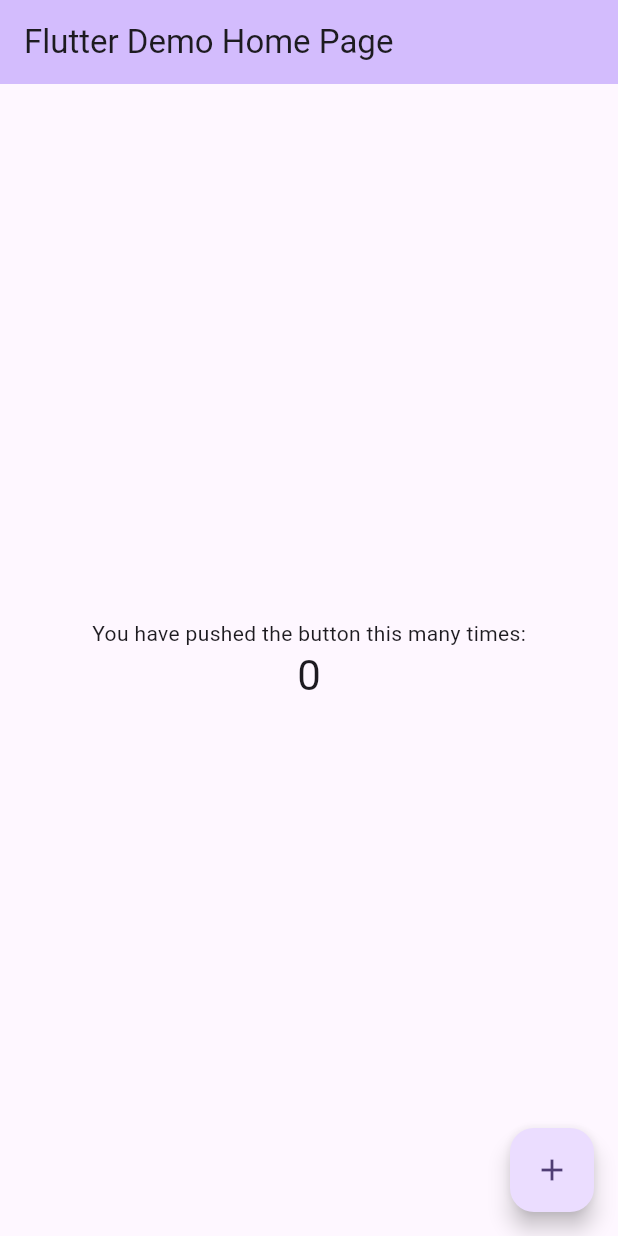
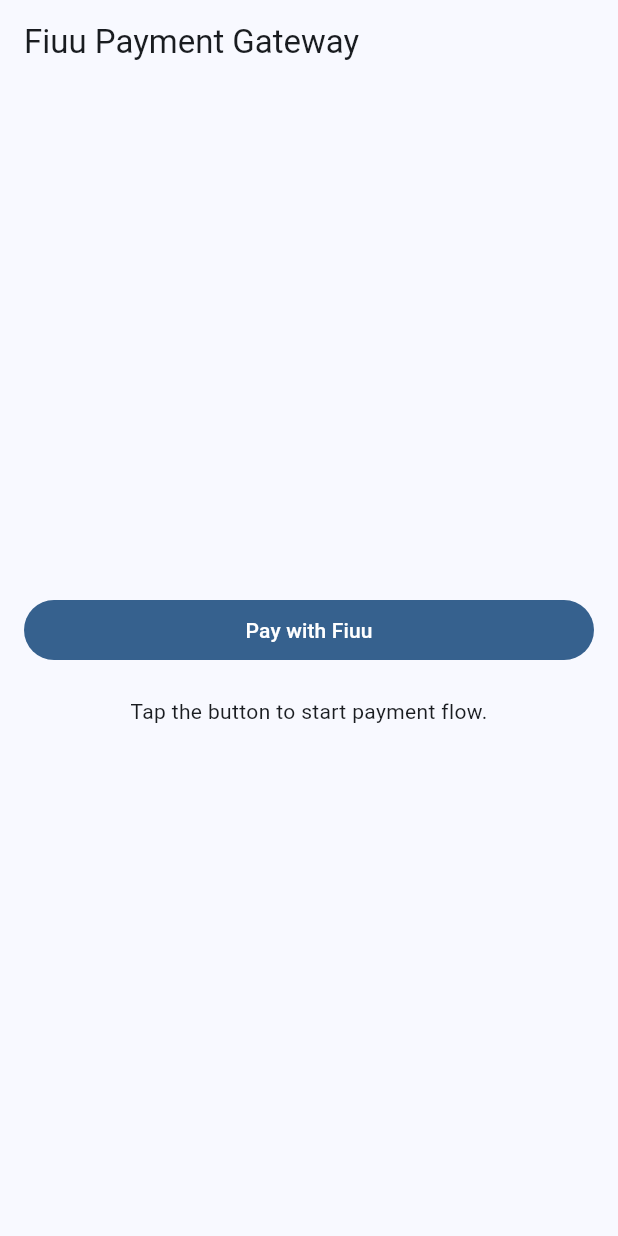
Before and after one commit to asmfahim29/ci_cd_test, a Flutter app: the screen it shows after launch, on a phone screen of 412 x 824 dp. Run offline on Flutter 3.47's test engine with Material 3 defaults, Android fonts, the phone set to English and light mode, and no system bars; our stand-ins replace get; missing offline and left inert: fiuu_mobile_xdk_flutter.

Commit message:
create release for github action

```diff
--- /dev/null
+++ b/lib/app.dart
@@ -0,0 +1,22 @@
+import 'package:ci_cd_test/features/payment/presentation/bindings/payment_binding.dart';
+import 'package:ci_cd_test/features/payment/presentation/pages/payment_page.dart';
+import 'package:flutter/material.dart';
+import 'package:get/get.dart';
+
+class MyApp extends StatelessWidget {
+  const MyApp({super.key});
+
+  @override
+  Widget build(BuildContext context) {
+    return GetMaterialApp(
+      title: 'Fiuu Payment',
+      debugShowCheckedModeBanner: false,
+      initialBinding: PaymentBinding(),
+      home: const PaymentPage(),
+      theme: ThemeData(
+        colorScheme: ColorScheme.fromSeed(seedColor: Colors.blue),
+        useMaterial3: true,
+      ),
+    );
+  }
+}
--- /dev/null
+++ b/lib/features/payment/data/repositories/payment_repository_impl.dart
@@ -0,0 +1,14 @@
+import 'package:ci_cd_test/features/payment/data/datasources/fiuu_payment_data_source.dart';
+import 'package:ci_cd_test/features/payment/domain/entities/payment_request.dart';
+import 'package:ci_cd_test/features/payment/domain/repositories/payment_repository.dart';
+
+class PaymentRepositoryImpl implements PaymentRepository {
+  const PaymentRepositoryImpl(this._dataSource);
+
+  final FiuuPaymentDataSource _dataSource;
+
+  @override
+  Future<dynamic> startPayment(PaymentRequest request) {
+    return _dataSource.startPayment(request);
+  }
+}
--- /dev/null
+++ b/lib/features/payment/domain/entities/payment_request.dart
@@ -0,0 +1,21 @@
+class PaymentRequest {
+  const PaymentRequest({
+    required this.merchantId,
+    required this.verifyKey,
+    required this.amount,
+    required this.orderId,
+    required this.description,
+    required this.name,
+    required this.email,
+    required this.phone,
+  });
+
+  final String merchantId;
+  final String verifyKey;
+  final String amount;
+  final String orderId;
+  final String description;
+  final String name;
+  final String email;
+  final String phone;
+}
--- /dev/null
+++ b/lib/features/payment/domain/repositories/payment_repository.dart
@@ -0,0 +1,5 @@
+import 'package:ci_cd_test/features/payment/domain/entities/payment_request.dart';
+
+abstract class PaymentRepository {
+  Future<dynamic> startPayment(PaymentRequest request);
+}
--- /dev/null
+++ b/lib/features/payment/domain/usecases/start_payment_usecase.dart
@@ -0,0 +1,12 @@
+import 'package:ci_cd_test/features/payment/domain/entities/payment_request.dart';
+import 'package:ci_cd_test/features/payment/domain/repositories/payment_repository.dart';
+
+class StartPaymentUseCase {
+  const StartPaymentUseCase(this._repository);
+
+  final PaymentRepository _repository;
+
+  Future<dynamic> call(PaymentRequest request) {
+    return _repository.startPayment(request);
+  }
+}
--- /dev/null
+++ b/lib/features/payment/presentation/controllers/payment_controller.dart
@@ -0,0 +1,40 @@
+import 'package:ci_cd_test/features/payment/domain/entities/payment_request.dart';
+import 'package:ci_cd_test/features/payment/domain/usecases/start_payment_usecase.dart';
+import 'package:get/get.dart';
+
+class PaymentController extends GetxController {
+  PaymentController(this._startPaymentUseCase);
+
+  final StartPaymentUseCase _startPaymentUseCase;
+  final isLoading = false.obs;
+  final paymentResult = ''.obs;
+
+  Future<void> payNow() async {
+    if (isLoading.value) {
+      return;
+    }
+
+    isLoading.value = true;
+    paymentResult.value = '';
+
+    try {
+      const request = PaymentRequest(
+        merchantId: 'YOUR_MERCHANT_ID',
+        verifyKey: 'YOUR_VERIFY_KEY',
+        amount: '10.00',
+        orderId: 'ORDER_1001',
+        description: 'Sample payment from Flutter',
+        name: 'John Doe',
+        email: 'john@example.com',
+        phone: '60123456789',
+      );
+
+      final result = await _startPaymentUseCase.call(request);
+      paymentResult.value = result.toString();
+    } catch (e) {
+      paymentResult.value = 'Payment failed: $e';
+    } finally {
+      isLoading.value = false;
+    }
+  }
+}
--- /dev/null
+++ b/lib/features/payment/presentation/pages/payment_page.dart
@@ -0,0 +1,50 @@
+import 'package:ci_cd_test/features/payment/presentation/controllers/payment_controller.dart';
+import 'package:flutter/material.dart';
+import 'package:get/get.dart';
+
+class PaymentPage extends GetView<PaymentController> {
+  const PaymentPage({super.key});
+
+  @override
+  Widget build(BuildContext context) {
+    return Scaffold(
+      appBar: AppBar(title: const Text('Fiuu Payment Gateway')),
+      body: Center(
+        child: Padding(
+          padding: const EdgeInsets.all(16),
+          child: Column(
+            mainAxisAlignment: MainAxisAlignment.center,
+            children: [
+              Obx(
+                () => SizedBox(
+                  width: double.infinity,
+                  child: FilledButton(
+                    onPressed: controller.isLoading.value
+                        ? null
+                        : controller.payNow,
+                    child: controller.isLoading.value
+                        ? const SizedBox(
+                            width: 20,
+                            height: 20,
+                            child: CircularProgressIndicator(strokeWidth: 2),
+                          )
+                        : const Text('Pay with Fiuu'),
+                  ),
+                ),
+              ),
+              const SizedBox(height: 20),
+              Obx(
+                () => Text(
+                  controller.paymentResult.value.isEmpty
+                      ? 'Tap the button to start payment flow.'
+                      : controller.paymentResult.value,
+                  textAlign: TextAlign.center,
+                ),
+              ),
+            ],
+          ),
+        ),
+      ),
+    );
+  }
+}
--- a/lib/main.dart
+++ b/lib/main.dart
@@ -1,125 +1,6 @@
+import 'package:ci_cd_test/app.dart';
 import 'package:flutter/material.dart';
 
 void main() {
   runApp(const MyApp());
 }
-
-class MyApp extends StatelessWidget {
-  const MyApp({super.key});
-
-  // This widget is the root of your application.
-  @override
-  Widget build(BuildContext context) {
-    return MaterialApp(
-      title: 'Flutter Demo',
-      theme: ThemeData(
-        // This is the theme of your application.
-        //
-        // TRY THIS: Try running your application with "flutter run". You'll see
-        // the application has a purple toolbar. Then, without quitting the app,
-        // try changing the seedColor in the colorScheme below to Colors.green
-        // and then invoke "hot reload" (save your changes or press the "hot
-        // reload" button in a Flutter-supported IDE, or press "r" if you used
-        // the command line to start the app).
-        //
-        // Notice that the counter didn't reset back to zero; the application
-        // state is not lost during the reload. To reset the state, use hot
-        // restart instead.
-        //
-        // This works for code too, not just values: Most code changes can be
-        // tested with just a hot reload.
-        colorScheme: ColorScheme.fromSeed(seedColor: Colors.deepPurple),
-        useMaterial3: true,
-      ),
-      home: const MyHomePage(title: 'Flutter Demo Home Page'),
-    );
-  }
-}
-
-class MyHomePage extends StatefulWidget {
-  const MyHomePage({super.key, required this.title});
-
-  // This widget is the home page of your application. It is stateful, meaning
-  // that it has a State object (defined below) that contains fields that affect
-  // how it looks.
-
-  // This class is the configuration for the state. It holds the values (in this
-  // case the title) provided by the parent (in this case the App widget) and
-  // used by the build method of the State. Fields in a Widget subclass are
-  // always marked "final".
-
-  final String title;
-
-  @override
-  State<MyHomePage> createState() => _MyHomePageState();
-}
-
-class _MyHomePageState extends State<MyHomePage> {
-  int _counter = 0;
-
-  void _incrementCounter() {
-    setState(() {
-      // This call to setState tells the Flutter framework that something has
-      // changed in this State, which causes it to rerun the build method below
-      // so that the display can reflect the updated values. If we changed
-      // _counter without calling setState(), then the build method would not be
-      // called again, and so nothing would appear to happen.
-      _counter++;
-    });
-  }
-
-  @override
-  Widget build(BuildContext context) {
-    // This method is rerun every time setState is called, for instance as done
-    // by the _incrementCounter method above.
-    //
-    // The Flutter framework has been optimized to make rerunning build methods
-    // fast, so that you can just rebuild anything that needs updating rather
-    // than having to individually change instances of widgets.
-    return Scaffold(
-      appBar: AppBar(
-        // TRY THIS: Try changing the color here to a specific color (to
-        // Colors.amber, perhaps?) and trigger a hot reload to see the AppBar
-        // change color while the other colors stay the same.
-        backgroundColor: Theme.of(context).colorScheme.inversePrimary,
-        // Here we take the value from the MyHomePage object that was created by
-        // the App.build method, and use it to set our appbar title.
-        title: Text(widget.title),
-      ),
-      body: Center(
-        // Center is a layout widget. It takes a single child and positions it
-        // in the middle of the parent.
-        child: Column(
-          // Column is also a layout widget. It takes a list of children and
-          // arranges them vertically. By default, it sizes itself to fit its
-          // children horizontally, and tries to be as tall as its parent.
-          //
-          // Column has various properties to control how it sizes itself and
-          // how it positions its children. Here we use mainAxisAlignment to
-          // center the children vertically; the main axis here is the vertical
-          // axis because Columns are vertical (the cross axis would be
-          // horizontal).
-          //
-          // TRY THIS: Invoke "debug painting" (choose the "Toggle Debug Paint"
-          // action in the IDE, or press "p" in the console), to see the
-          // wireframe for each widget.
-          mainAxisAlignment: MainAxisAlignment.center,
-          children: <Widget>[
-            const Text(
-              'You have pushed the button this many times:',
-            ),
-            Text(
-              '$_counter',
-              style: Theme.of(context).textTheme.headlineMedium,
-            ),
-          ],
-        ),
-      ),
-      floatingActionButton: FloatingActionButton(
-        onPressed: _incrementCounter,
-        tooltip: 'Increment',
-        child: const Icon(Icons.add),
-      ), // This trailing comma makes auto-formatting nicer for build methods.
-    );
-  }
-}
--- a/pubspec.yaml
+++ b/pubspec.yaml
@@ -31,6 +31,8 @@
   flutter:
     sdk: flutter
 
+  get: ^4.7.2
+  fiuu_mobile_xdk_flutter: ^3.34.31
 
   # The following adds the Cupertino Icons font to your application.
   # Use with the CupertinoIcons class for iOS style icons.
```
Also changed, not shown: lib/features/payment/data/datasources/fiuu_payment_data_source.dart (added, +27 -0 lines), lib/features/payment/presentation/bindings/payment_binding.dart (added, +21 -0 lines), pubspec.lock, 3 other files.
